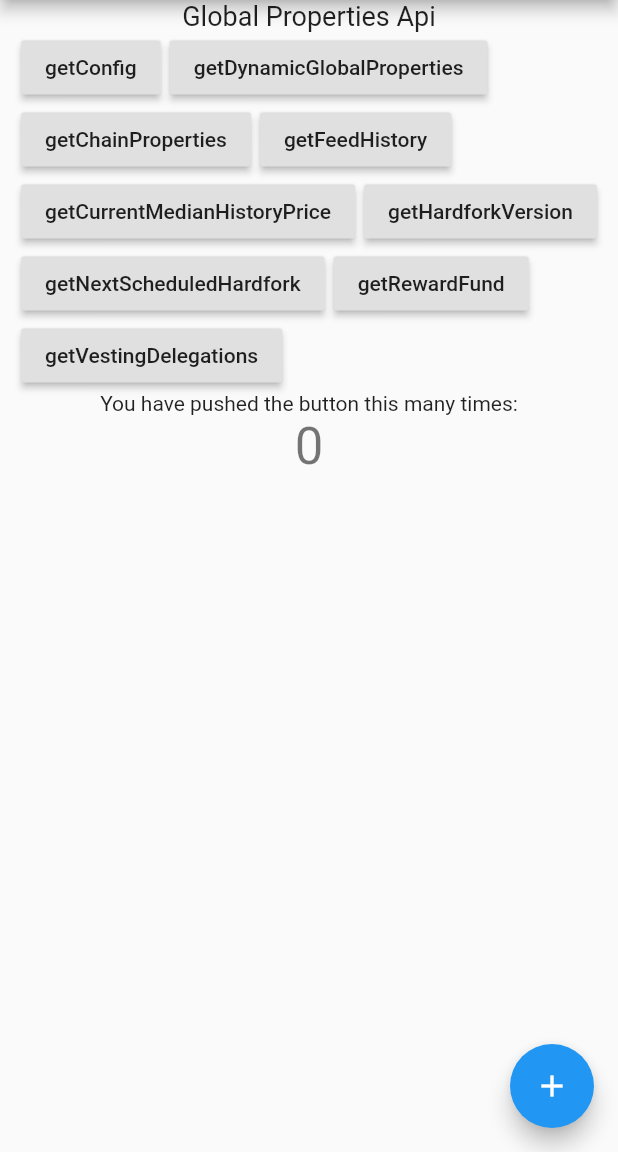
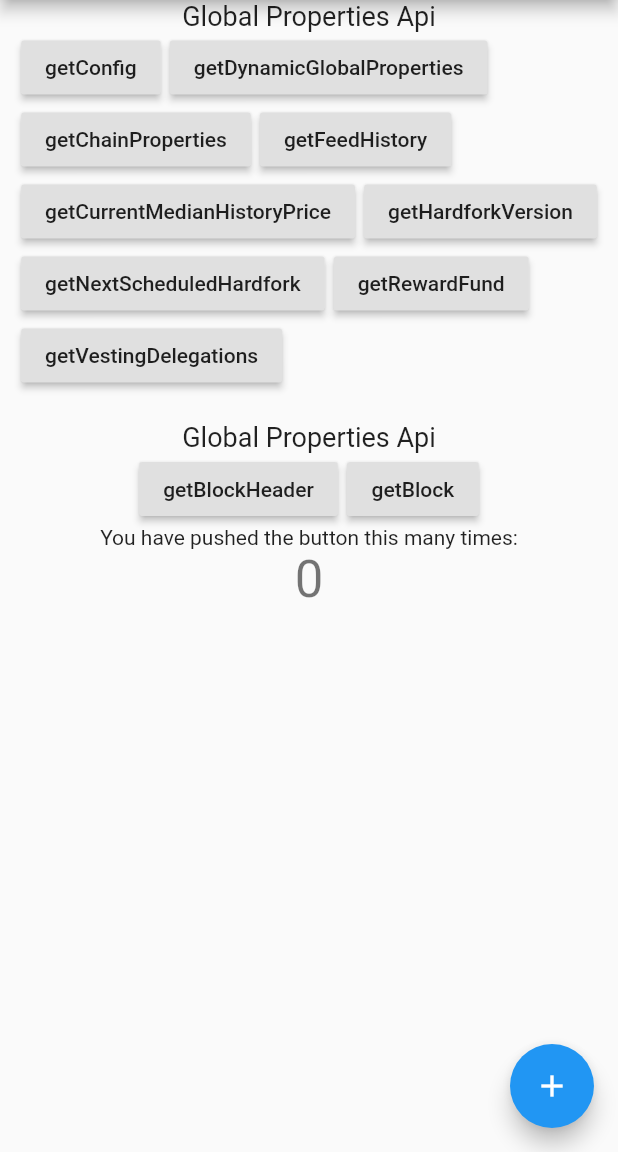
Before and after one commit to dapplr/flutter_hive, a Flutter app: the screen it shows after launch, on a phone screen of 412 x 824 dp, the part 84-1236 px from its top. Run offline on Flutter 3.47's test engine with Material 2 defaults, Android fonts, the phone set to English and light mode, and no system bars; our stand-ins replace dio; network calls fail.

Commit message:
getBlockHeader and getBlock api added.

```diff
--- a/example/lib/BlockApi.dart
+++ b/example/lib/BlockApi.dart
@@ -8,6 +8,24 @@ class Block extends StatefulWidget {
 }
 
 class _BlockState extends State<Block> {
+  dynamic getBlockHeader() async {
+    var res = await hive.api.getBlockHeader(blockNum: 47877580);
+    print(res);
+    if (res["status"] == "ok") {
+      return res["data"];
+    }
+    return null;
+  }
+
+  dynamic getBlock() async {
+    var res = await hive.api.getBlock(blockNum: 47877580);
+    print(res);
+    if (res["status"] == "ok") {
+      return res["data"];
+    }
+    return null;
+  }
+
   @override
   void initState() {
     super.initState();
@@ -26,9 +44,15 @@ class _BlockState extends State<Block> {
           children: [
             RaisedButton(
               onPressed: () {
-                // getConfig();
+                getBlockHeader();
               },
-              child: Text('getConfig'),
+              child: Text('getBlockHeader'),
+            ),
+            RaisedButton(
+              onPressed: () {
+                getBlock();
+              },
+              child: Text('getBlock'),
             ),
           ],
         ),
--- a/example/lib/main.dart
+++ b/example/lib/main.dart
@@ -1,3 +1,4 @@
+import 'package:example/BlockApi.dart';
 import 'package:example/Dummy.dart';
 import 'package:example/GlobalProperties.dart';
 import 'package:flutter/material.dart';
@@ -85,6 +86,8 @@ class _MyHomePageState extends State<MyHomePage> {
       body: Column(
         children: [
           GlobalProperties(),
+          SizedBox(height: 20),
+          Block(),
           Center(
             // Center is a layout widget. It takes a single child and positions it
             // in the middle of the parent.
```
